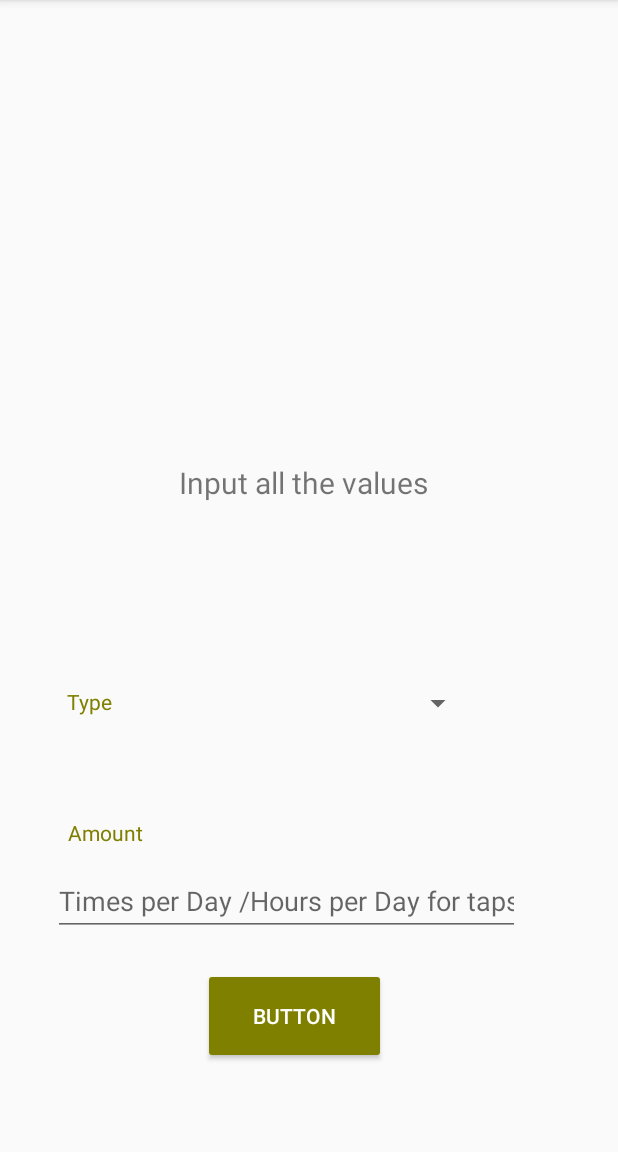
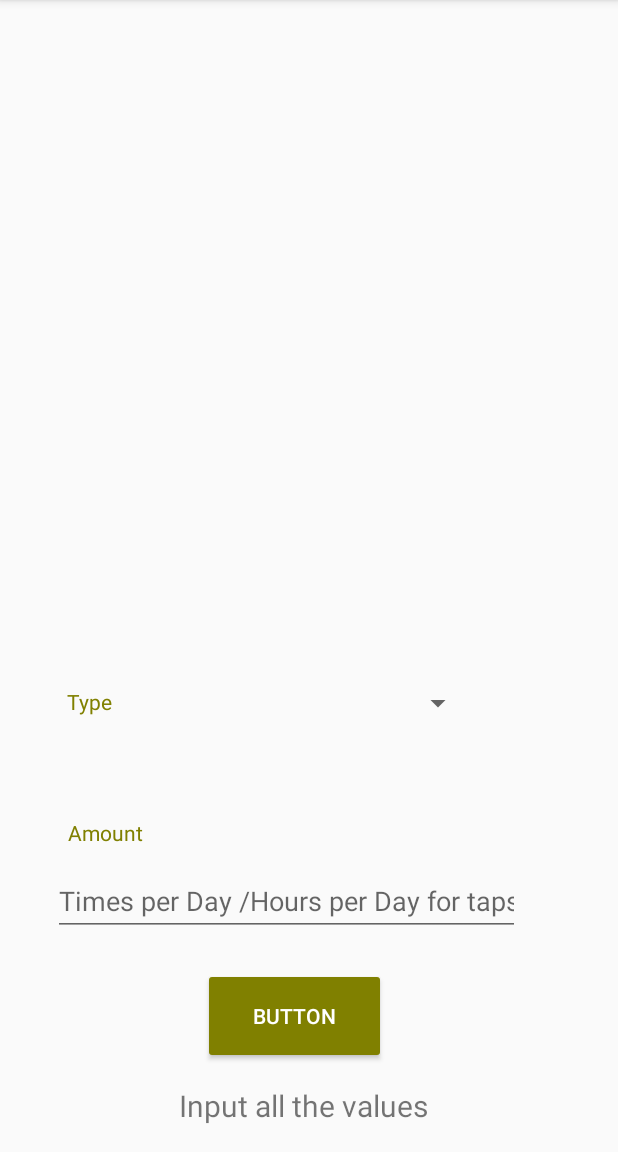
Before and after one commit to LuigiElo/TUFootCarbon, an Android app: the fragment WaterUsageFragment shown on its own in the app's theme, after a tap on "BUTTON", on a phone screen of 412 x 824 dp, the part 84-1236 px from its top. Run offline under Robolectric (Android 15) with nearby library versions, the phone set to English and light mode, and no system bars; our stand-ins replace Firebase (no records; nobody signed in at launch, a user with empty details on screens opened directly).

```diff
--- a/app/src/main/java/com/example/androidapp/APIAccess/RequestManager.java
+++ b/app/src/main/java/com/example/androidapp/APIAccess/RequestManager.java
@@ -47,7 +47,7 @@ public class RequestManager {
             @Override
             public void onResponse(Call<CalculationResponse> call, Response<CalculationResponse> response) {
                 if (response.code() == 200) {
-                    output.setValue(response.body().getOutput().getAmounts().get(0).getValue()+response.body().getOutput().getAmounts().get(0).getType()+response.body().getOutput().getAmounts().get(0).getUnit());
+                    output.setValue(response.body().getOutput().getAmounts().get(0).getValue()+"");
                 }
             }
             @Override
@@ -66,7 +66,7 @@ public class RequestManager {
             @Override
             public void onResponse(Call<CalculationResponse> call, Response<CalculationResponse> response) {
                 if (response.code() == 200) {
-                    output.setValue(response.body().getOutput().getAmounts().get(0).getValue()+response.body().getOutput().getAmounts().get(0).getType()+response.body().getOutput().getAmounts().get(0).getUnit());
+                    output.setValue(response.body().getOutput().getAmounts().get(0).getValue()+"");
                 }
             }
             @Override
--- a/app/src/main/java/com/example/androidapp/ui/water/WaterUsageFragment.java
+++ b/app/src/main/java/com/example/androidapp/ui/water/WaterUsageFragment.java
@@ -47,10 +47,12 @@ public class WaterUsageFragment extends Fragment {
         final Button button = root.findViewById(R.id.button);
 
 
+        waterUsageViewModel.deleteAll();
+
         recyclerView.setLayoutManager(new LinearLayoutManager(root.getContext()));
         recyclerView.setHasFixedSize(true);
 
-        CardAdapter cardAdapter = new CardAdapter();
+        final CardAdapter cardAdapter = new CardAdapter();
         recyclerView.setAdapter(cardAdapter);
 
 
@@ -60,8 +62,7 @@ public class WaterUsageFragment extends Fragment {
                 try{
                     int times = Integer.parseInt(waterText.getText().toString());
                     waterUsageViewModel.getWaterUsage(spinner.getSelectedItem().toString(),times);
-                    String text = waterUsageViewModel.getText().getValue();
-                    waterUsageViewModel.insert(new CarbonEmissions(FirebaseAuth.getInstance().getCurrentUser().getEmail(),5,"water", Calendar.getInstance().getTime().toString()));
+                    waterUsageViewModel.getText();
 
                 }
                 catch(Exception e){
@@ -76,6 +77,8 @@ public class WaterUsageFragment extends Fragment {
             @Override
             public void onChanged(@Nullable String s) {
                 textView.setText(s);
+                waterUsageViewModel.insert(new CarbonEmissions(FirebaseAuth.getInstance().getCurrentUser().getEmail(),Float.parseFloat(s), Calendar.getInstance().getTime().toString(),"water"));
+
             }
         });
 
--- a/app/src/main/java/com/example/androidapp/ui/water/WaterUsageViewModel.java
+++ b/app/src/main/java/com/example/androidapp/ui/water/WaterUsageViewModel.java
@@ -59,4 +59,8 @@ public class WaterUsageViewModel extends AndroidViewModel {
     public void insert(CarbonEmissions carbonEmissions){
         cr.insert(carbonEmissions);
     }
+
+    public void deleteAll() {
+        cr.deleteAllNotes();
+    }
 }
--- a/app/src/main/res/layout/card_item.xml
+++ b/app/src/main/res/layout/card_item.xml
@@ -18,6 +18,7 @@
             android:layout_height="wrap_content"
             android:layout_alignParentEnd="true"
             android:layout_marginEnd="10dp"
+            android:clickable="true"
             android:drawableRight="@android:drawable/ic_menu_delete" />
 
         <TextView
--- a/app/src/main/res/layout/fragment_waterusage.xml
+++ b/app/src/main/res/layout/fragment_waterusage.xml
@@ -14,20 +14,21 @@
         android:textSize="20sp"
         app:layout_constraintBottom_toBottomOf="parent"
         app:layout_constraintEnd_toEndOf="parent"
-        app:layout_constraintHorizontal_bias="0.0"
+        app:layout_constraintHorizontal_bias="1.0"
         app:layout_constraintStart_toStartOf="parent"
         app:layout_constraintTop_toTopOf="parent"
-        app:layout_constraintVertical_bias="0.416" />
+        app:layout_constraintVertical_bias="0.977" />
 
     <androidx.recyclerview.widget.RecyclerView
         android:id="@+id/valuesView"
-        android:layout_width="375dp"
-        android:layout_height="364dp"
-        app:layout_constraintBottom_toBottomOf="parent"
+        android:layout_width="371dp"
+        android:layout_height="341dp"
+        android:layout_marginBottom="45dp"
+        app:layout_constraintBottom_toTopOf="@+id/spinner"
         app:layout_constraintEnd_toEndOf="parent"
         app:layout_constraintStart_toStartOf="parent"
         app:layout_constraintTop_toTopOf="parent"
-        app:layout_constraintVertical_bias="0.09"
+        app:layout_constraintVertical_bias="0.914"
         tools:listitem="@layout/card_item" />
 
     <EditText
```
Also changed, not shown: app/src/main/java/com/example/androidapp/CardAdapter.java (+23 -4 lines).
